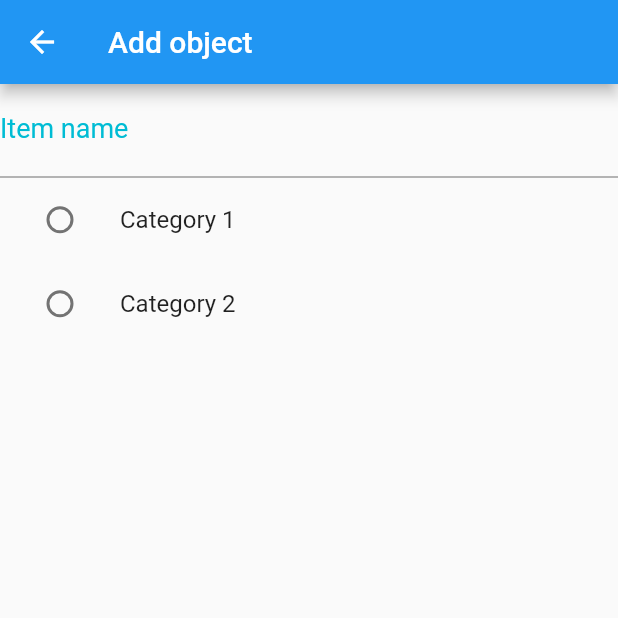
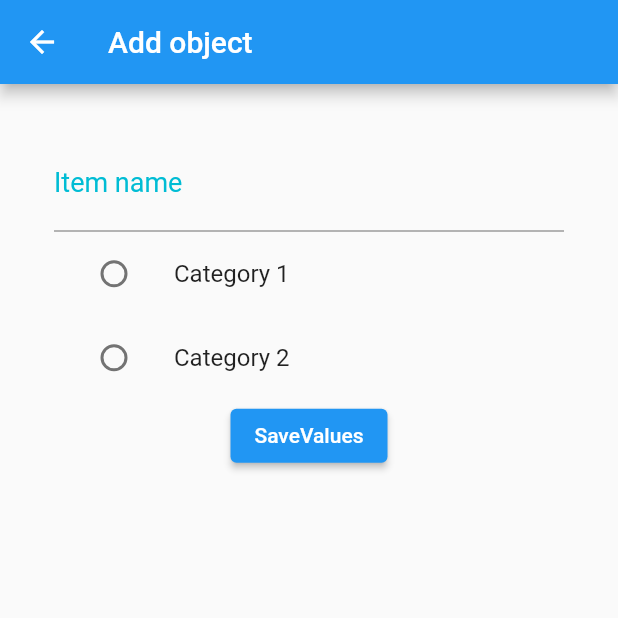
Before and after one commit to jollienyann/mystats, a Flutter app: the AddObject screen opened directly, on a phone screen of 412 x 824 dp, the top half of it. Run offline on Flutter 3.47's test engine with Material 2 defaults, Android fonts, the phone set to English and light mode, and no system bars; our stand-ins replace shared_preferences, smooth_page_indicator, sqflite; accounts and stored records are empty.

```diff
--- a/lib/screens/add_newObject.dart
+++ b/lib/screens/add_newObject.dart
@@ -1,5 +1,7 @@
 
 import 'package:flutter/material.dart';
+import 'package:sam/db/database.dart';
+import 'package:sam/home_page.dart';
 
 class AddObject extends StatefulWidget {
 
@@ -10,6 +12,7 @@ class AddObject extends StatefulWidget {
 class _AddObjectState extends State<AddObject> {
 
   String newValue = "";
+  TextEditingController itemController = new TextEditingController();
 
   @override
   Widget build(BuildContext context) {
@@ -17,9 +20,12 @@ class _AddObjectState extends State<AddObject> {
       appBar: AppBar(
         title: Text('Add object')
       ),
-      body: Column(
+      body: Padding(
+        padding: EdgeInsets.all(36.0),
+        child: Column(
           children: [
             TextField(
+              controller: itemController,
                 decoration: InputDecoration(
                   labelText: "Item name", //babel text
                   hintText: "Enter item name", //hint text
@@ -51,7 +57,14 @@ class _AddObjectState extends State<AddObject> {
                 },
               ),
             ),
+            ElevatedButton(
+                onPressed: () {
+                  print("Value from category"+newValue);
+                  DBHelper.saveListObject(new ListObject("44", itemController.text, "v100", newValue, "0xee29"));
+                },
+                child: Text("SaveValues"))
           ],
+        ),
       ),
     );
   }
```
Lines whose indentation alone changed are shown as unchanged.
